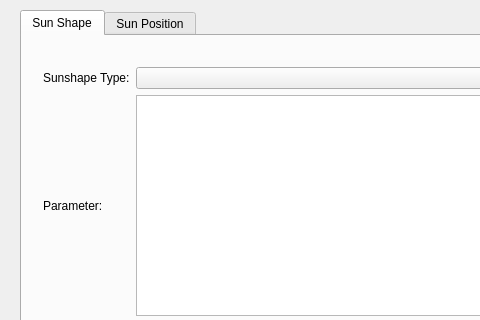
Old version of the form GUI/sunlight.ui in the repository XiaoyueDuan/SolarEnergy; both pictures show x 0 to 480 and y 0 to 320 of the 629 by 426 pixel window.
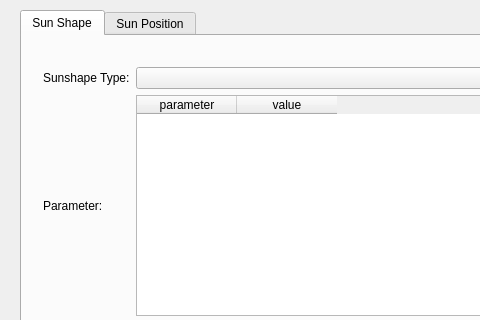
New version of the form. The open tabs and pages were chosen to show the change. Icons and pictures are not drawn.

Diff of the .ui file:
```diff
--- a/GUI/sunlight.ui
+++ b/GUI/sunlight.ui
@@ -33,7 +33,7 @@
     </sizepolicy>
    </property>
    <property name="currentIndex">
-    <number>1</number>
+    <number>0</number>
    </property>
    <widget class="QWidget" name="tab">
     <attribute name="title">
@@ -59,15 +59,26 @@
       <item row="0" column="1">
        <widget class="QComboBox" name="comboBox"/>
       </item>
-      <item row="1" column="0">
+      <item row="2" column="0">
        <widget class="QLabel" name="label_2">
         <property name="text">
          <string>Parameter:</string>
         </property>
        </widget>
       </item>
-      <item row="1" column="1">
-       <widget class="QTableWidget" name="tableWidget"/>
+      <item row="2" column="1">
+       <widget class="QTableWidget" name="tableWidget">
+        <column>
+         <property name="text">
+          <string>parameter</string>
+         </property>
+        </column>
+        <column>
+         <property name="text">
+          <string>value</string>
+         </property>
+        </column>
+       </widget>
       </item>
      </layout>
     </widget>
```
